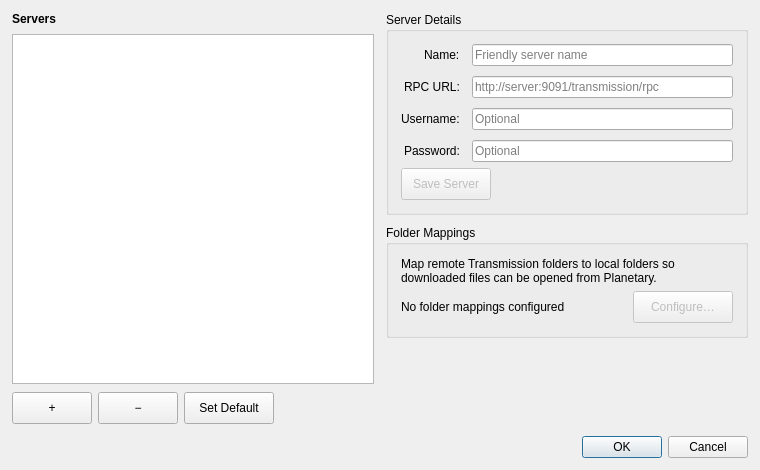
Old version of the form serverconfig.ui in the repository mveinot/transmission-control.
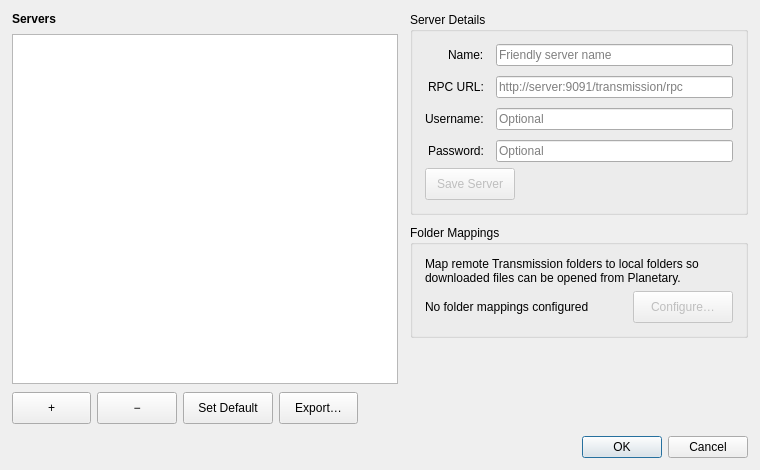
New version of the form.

Commit message: Add import/export of servers to server config dialog

Patch:
```diff
--- a/serverconfig.ui
+++ b/serverconfig.ui
@@ -137,6 +137,22 @@
             </property>
            </widget>
           </item>
+          <item>
+           <widget class="QPushButton" name="buttonExportServer">
+            <property name="minimumSize">
+             <size>
+              <width>70</width>
+              <height>32</height>
+             </size>
+            </property>
+            <property name="toolTip">
+             <string>Export selected server to a file</string>
+            </property>
+            <property name="text">
+             <string>Export…</string>
+            </property>
+           </widget>
+          </item>
           <item>
            <spacer name="horizontalSpacerLeftButtons">
             <property name="orientation">
```
The commit also changes 2 other files.
